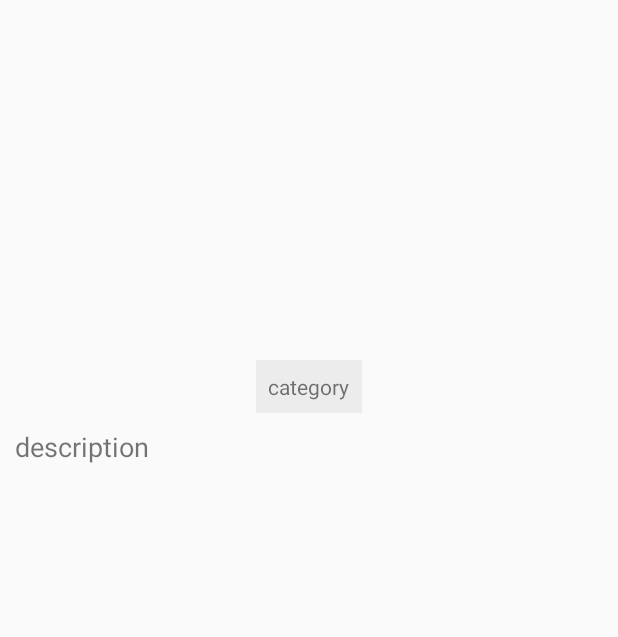
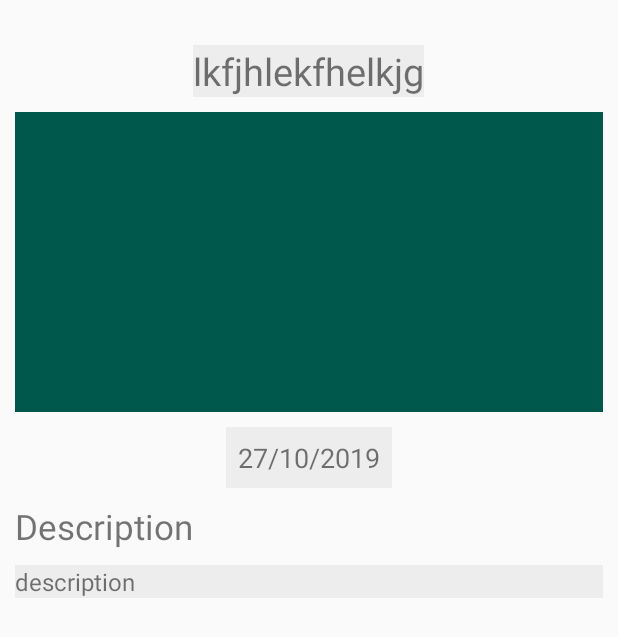
Before and after one commit to ayoublafquih/movies, an Android app: the layout activity_book_activity.xml on its own in the app's theme, with its tools: preview values and no code run, on a phone screen of 412 x 824 dp. Shown: the top 637 px of the screen. Run offline under Robolectric (Android 15) with nearby library versions, the phone set to English and light mode, and no system bars.

Commit message:
update layout detail movie

```diff
--- a/app/src/main/java/android/eservices/movies/presentation/moviedisplay/MovieDisplayActivity.java
+++ b/app/src/main/java/android/eservices/movies/presentation/moviedisplay/MovieDisplayActivity.java
@@ -36,9 +36,9 @@ public class MovieDisplayActivity extends AppCompatActivity {
             @Override
             public Fragment getItem(int position) {
                 if (position == 0) {
-                    return ListFragment.newInstance(sortBy);
+                    return listFragment;
                 }
-                return FavoriteFragment.newInstance();
+                return fragmentFavorite;
             }
 
             @Override
--- a/app/src/main/java/android/eservices/movies/presentation/moviedisplay/book_activity.java
+++ b/app/src/main/java/android/eservices/movies/presentation/moviedisplay/book_activity.java
@@ -14,7 +14,9 @@ public class book_activity extends AppCompatActivity {
 
     private ImageView thumbnailImageView;
     private TextView titleTextView;
+    private TextView dateTextView;
     private TextView descriptionTextView;
+
 
     @Override
     protected void onCreate(Bundle savedInstanceState) {
@@ -24,14 +26,17 @@ public class book_activity extends AppCompatActivity {
         Intent intent = getIntent();
 
         titleTextView = findViewById(R.id.title);
+        dateTextView = findViewById(R.id.date);
         descriptionTextView = findViewById(R.id.description);
         thumbnailImageView = findViewById(R.id.image);
 
         String title = intent.getExtras().getString("title");
         String description = intent.getExtras().getString("description");
         String urlPoster = intent.getExtras().getString("thumbnail");
+        String date = intent.getExtras().getString("date");
 
         titleTextView.setText(title);
+        dateTextView.setText(date);
         descriptionTextView.setText(description);
         Picasso.with(descriptionTextView.getContext())
                 .load(urlPoster)
--- a/app/src/main/java/android/eservices/movies/presentation/moviedisplay/favorite/adapter/MovieFavoriteAdapter.java
+++ b/app/src/main/java/android/eservices/movies/presentation/moviedisplay/favorite/adapter/MovieFavoriteAdapter.java
@@ -103,7 +103,9 @@ public class MovieFavoriteAdapter extends RecyclerView.Adapter<MovieFavoriteAdap
                 Intent intent = new Intent(v.getContext(), book_activity.class);
                 intent.putExtra("title",movieItemViewModelList.get(position).getTitle());
                 intent.putExtra("description",movieItemViewModelList.get(position).getOverview());
-                intent.putExtra("thumbnail",movieItemViewModelList.get(position).getPosterPath(v.getContext()));
+                intent.putExtra("thumbnail",movieItemViewModelList.get(position).getBackdropPath(v.getContext()));
+                intent.putExtra("date",movieItemViewModelList.get(position).getReleaseDate(v.getContext()));
+
                 v.getContext().startActivity(intent);
             }
         });
--- a/app/src/main/java/android/eservices/movies/presentation/moviedisplay/favorite/fragment/FavoriteFragment.java
+++ b/app/src/main/java/android/eservices/movies/presentation/moviedisplay/favorite/fragment/FavoriteFragment.java
@@ -57,7 +57,7 @@ public class FavoriteFragment extends Fragment implements MovieFavoriteContract.
     public void onRemoveFavorite(Long movieId, Boolean isChecked) {
         if(!isChecked){
             movieFavoritePresenter.removeMovieFromFavorites(movieId);
-            displaySnackBar("remove movie from Favorite");
+            displaySnackBar("remove movie from favorite");
         }
     }
     public void displaySnackBar(String message) {
--- a/app/src/main/java/android/eservices/movies/presentation/moviedisplay/list/adapter/MovieAdapter.java
+++ b/app/src/main/java/android/eservices/movies/presentation/moviedisplay/list/adapter/MovieAdapter.java
@@ -28,6 +28,7 @@ public class MovieAdapter extends RecyclerView.Adapter<MovieAdapter.MovieViewHol
 
         public ImageView thumbnailImageView;
         public TextView titleTextView;
+        public TextView ratingTextView;
         public Switch favoriteSwitch;
         private View v;
         private Movie movieItemViewModel;
@@ -38,6 +39,7 @@ public class MovieAdapter extends RecyclerView.Adapter<MovieAdapter.MovieViewHol
         public MovieViewHolder(View v, MovieActionInterface movieActionInterface) {
             super(v);
             titleTextView = v.findViewById(R.id.title_text_view);
+            ratingTextView = v.findViewById(R.id.rating);
             favoriteSwitch = v.findViewById(R.id.favorite_switch);
             thumbnailImageView = v.findViewById(R.id.thumbnail_image_view);
             cardView = v.findViewById(R.id.card_view_id);
@@ -58,6 +60,7 @@ public class MovieAdapter extends RecyclerView.Adapter<MovieAdapter.MovieViewHol
         void bind(Movie movieItemViewModel) {
             this.movieItemViewModel = movieItemViewModel;
             titleTextView.setText(movieItemViewModel.getTitle());
+            ratingTextView.setText(movieItemViewModel.getVote_average());
             favoriteSwitch.setChecked(movieItemViewModel.isFavorite());
             String urlPoster = movieItemViewModel.getPosterPath(v.getContext());
             Picasso.with(v.getContext())
@@ -104,7 +107,8 @@ public class MovieAdapter extends RecyclerView.Adapter<MovieAdapter.MovieViewHol
                 Intent intent = new Intent(context, book_activity.class);
                 intent.putExtra("title",movieItemViewModelList.get(position).getTitle());
                 intent.putExtra("description",movieItemViewModelList.get(position).getOverview());
-                intent.putExtra("thumbnail",movieItemViewModelList.get(position).getPosterPath(context));
+                intent.putExtra("thumbnail",movieItemViewModelList.get(position).getBackdropPath(context));
+                intent.putExtra("date",movieItemViewModelList.get(position).getReleaseDate(context));
                 context.startActivity(intent);
             }
         });
--- a/app/src/main/java/android/eservices/movies/presentation/moviedisplay/list/fragment/ListFragment.java
+++ b/app/src/main/java/android/eservices/movies/presentation/moviedisplay/list/fragment/ListFragment.java
@@ -101,10 +101,8 @@ public class ListFragment extends Fragment implements MovieListContract.View, Mo
     public void onFavoriteToggle(Long movieId, boolean isFavorite) {
         if (isFavorite) {
             movieListPresenter.addMovieToFavorite(movieId);
-            displaySnackBar("Le film est ajouté avec succès");
         } else {
             movieListPresenter.removeMovieFromFavorites(movieId);
-            displaySnackBar("le film est supprimé avec succès");
         }
     }
 
--- a/app/src/main/res/layout/activity_book_activity.xml
+++ b/app/src/main/res/layout/activity_book_activity.xml
@@ -17,23 +17,42 @@
             android:gravity="center"
             android:orientation="vertical">
 
-            <ImageView
-                android:id="@+id/image"
-                android:layout_width="170dp"
-                android:layout_height="200dp"
-                android:layout_marginTop="10dp"
-                android:textSize="18sp"
-                android:textStyle="bold"
-                android:scaleType="centerCrop"/>
-
             <TextView
                 android:id="@+id/title"
                 android:layout_width="wrap_content"
                 android:layout_height="wrap_content"
                 android:layout_marginTop="10dp"
-                android:background="#edecec"
-                android:padding="8dp"
-                android:text="category" />
+                android:layout_marginBottom="10dp"
+                android:gravity="center"
+                android:text="lkfjhlekfhelkjg"
+                android:background="#ededed"
+                android:textSize="25sp" />
+
+            <ImageView
+                android:id="@+id/image"
+                android:layout_width="match_parent"
+                android:layout_height="200dp"
+                android:textSize="18sp"
+                android:background="@color/colorPrimaryDark"
+                android:textStyle="bold"
+                android:scaleType="centerCrop"/>
+
+                <TextView
+                    android:id="@+id/date"
+                    android:layout_width="wrap_content"
+                    android:layout_height="wrap_content"
+                    android:layout_marginTop="10dp"
+                    android:textSize="18sp"
+                    android:padding="8dp"
+                    android:background="#ededed"
+                    android:text="27/10/2019" />
+
+            <TextView
+                android:layout_width="match_parent"
+                android:layout_height="wrap_content"
+                android:layout_marginTop="10dp"
+                android:text="Description"
+                android:textSize="23sp" />
 
             <TextView
                 android:id="@+id/description"
@@ -41,7 +60,8 @@
                 android:layout_height="wrap_content"
                 android:layout_marginTop="10dp"
                 android:text="description"
-                android:textSize="18sp" />
+                android:background="#ededed"
+                android:textSize="16sp" />
 
         </LinearLayout>
 
--- a/app/src/main/res/values/colors.xml
+++ b/app/src/main/res/values/colors.xml
@@ -3,4 +3,5 @@
     <color name="colorPrimary">#008577</color>
     <color name="colorPrimaryDark">#00574B</color>
     <color name="colorAccent">#D81B60</color>
+    <color name="white">#ffffff</color>
 </resources>
```
Also changed, not shown: app/src/main/res/layout/movie_list_content.xml (+11 -0 lines).
